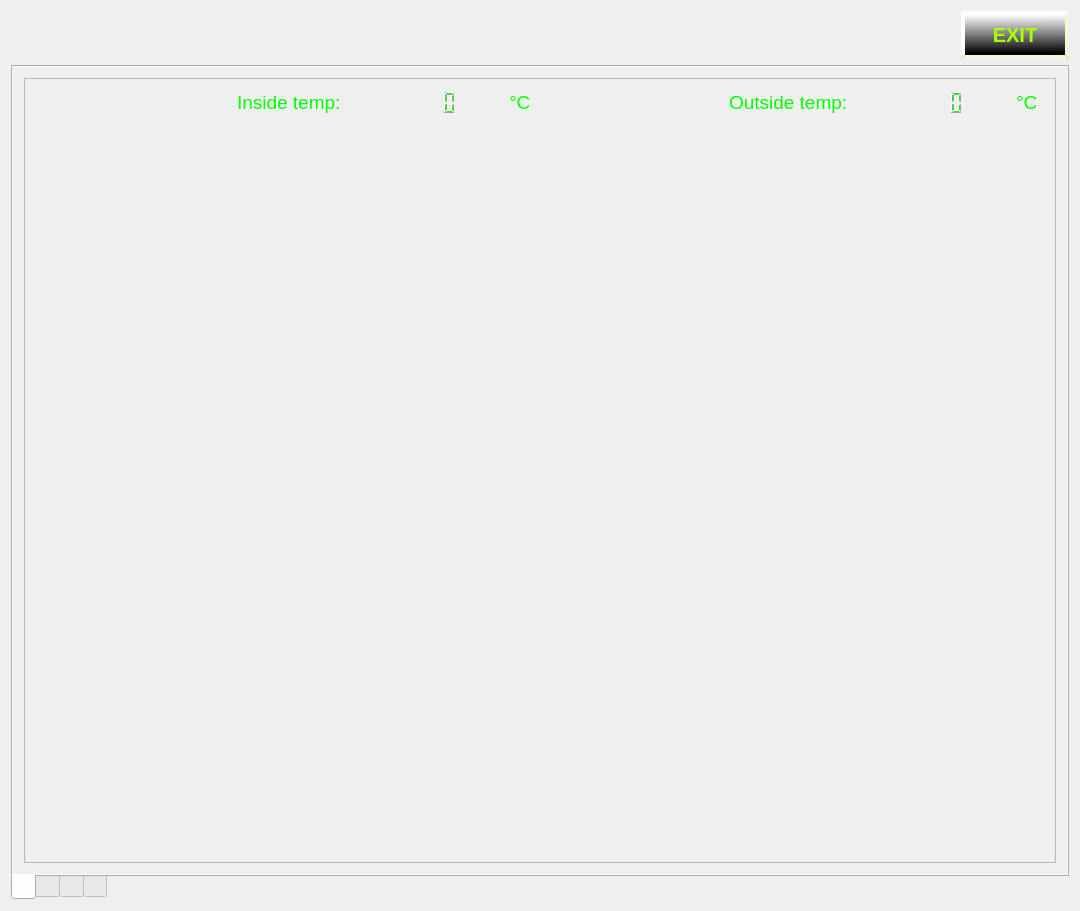
The window that iDom_Client/idom_client.ui (cyniu88/QT_kurs) describes before a commit, drawn with Qt 5.
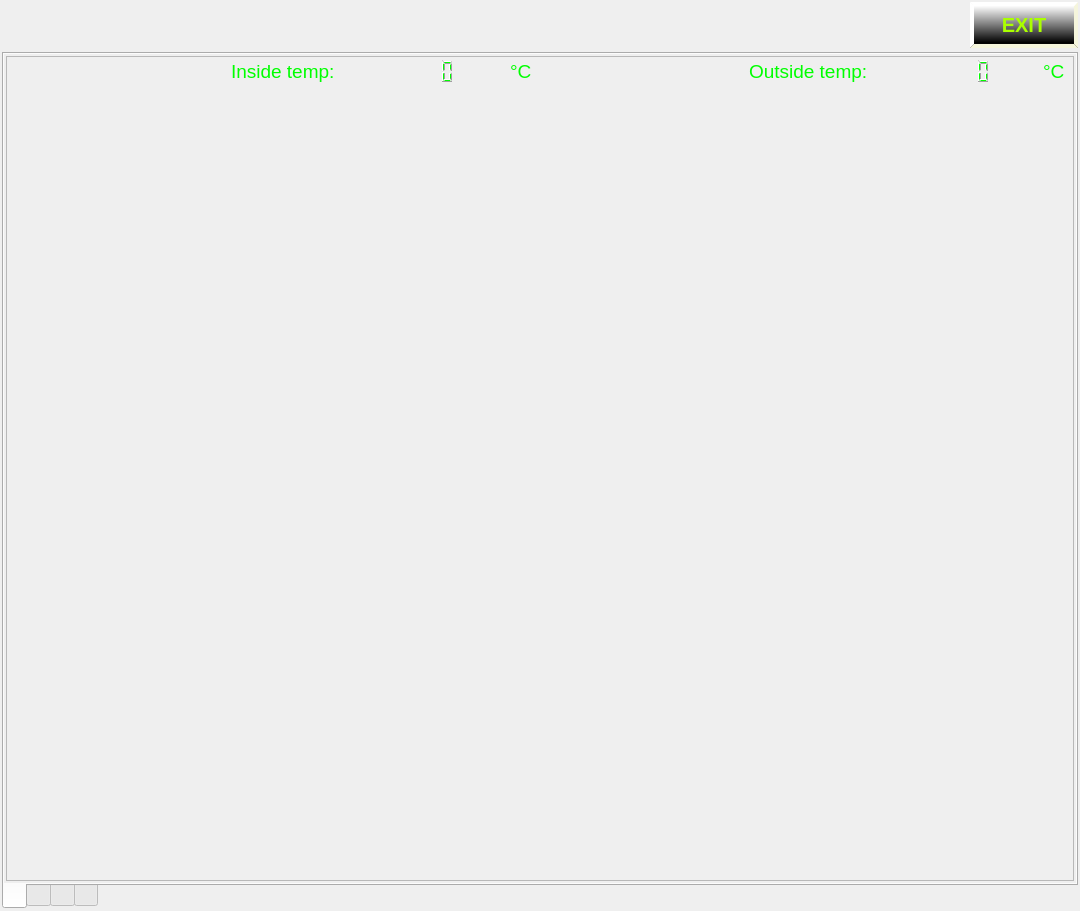
The same window after the commit. The open tabs and pages were chosen to show the change. Icons and pictures are not drawn.

Commit message: poproawki w idom

What changed in the file:
```diff
--- a/iDom_Client/idom_client.ui
+++ b/iDom_Client/idom_client.ui
@@ -307,6 +307,9 @@
                     <pointsize>14</pointsize>
                    </font>
                   </property>
+                  <property name="layoutDirection">
+                   <enum>Qt::LeftToRight</enum>
+                  </property>
                   <property name="styleSheet">
                    <string notr="true">color: rgb(0, 255, 0);</string>
                   </property>
@@ -314,7 +317,10 @@
                    <enum>QFrame::NoFrame</enum>
                   </property>
                   <property name="smallDecimalPoint">
-                   <bool>false</bool>
+                   <bool>true</bool>
+                  </property>
+                  <property name="digitCount">
+                   <number>5</number>
                   </property>
                   <property name="segmentStyle">
                    <enum>QLCDNumber::Filled</enum>
@@ -406,6 +412,9 @@
                   <property name="frameShape">
                    <enum>QFrame::NoFrame</enum>
                   </property>
+                  <property name="digitCount">
+                   <number>5</number>
+                  </property>
                  </widget>
                 </item>
                 <item row="1" column="3">
@@ -2036,7 +2045,7 @@
    </layout>
   </widget>
  </widget>
- <layoutdefault spacing="6" margin="11"/>
+ <layoutdefault spacing="4" margin="2"/>
  <resources>
   <include location="ikony.qrc"/>
  </resources>
```
Left out of the diff: 7 changed lines with no effect on the pictures. The commit also changes 7 other files.
